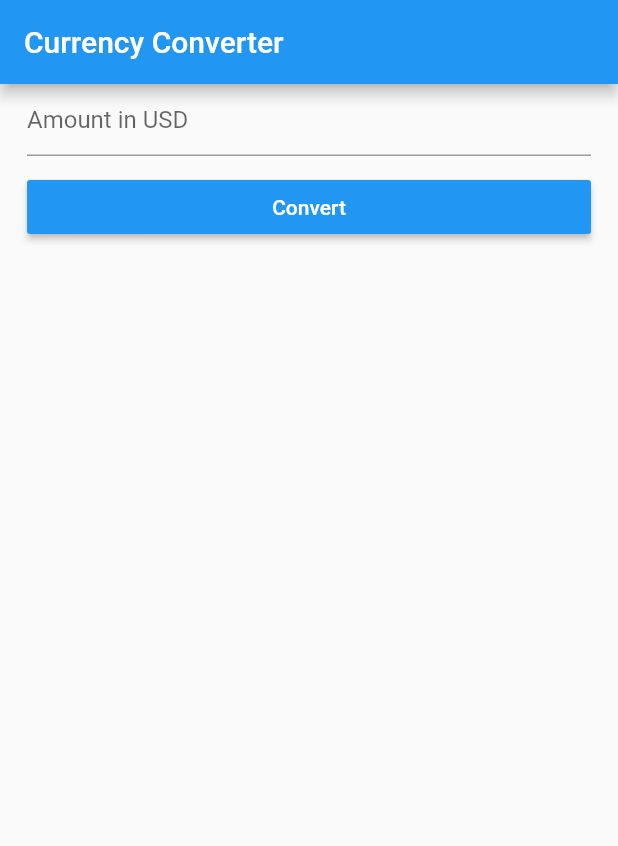
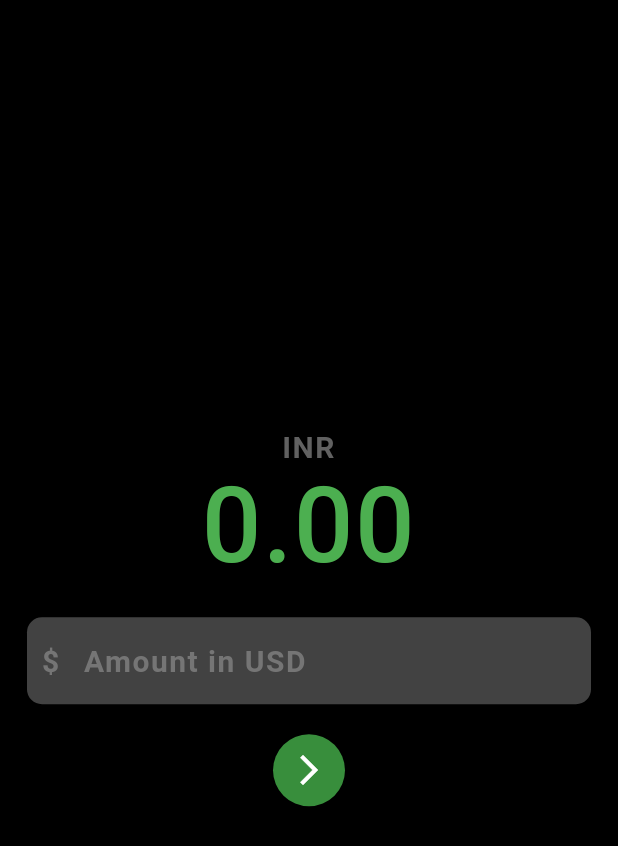
Before and after one commit to uvineet53/currency_converter, a Flutter app: the screen it shows after launch, on a phone screen of 412 x 824 dp. Shown: the top 846 px of the screen. Run offline on Flutter 3.47's test engine with Material 2 defaults, Android fonts, the phone set to English and light mode, and no system bars; our stand-ins replace dio.

Commit message:
App Done

```diff
--- a/lib/backend/models/ratesModel.dart
+++ b/lib/backend/models/ratesModel.dart
@@ -2,7 +2,7 @@ class Rates {
   Rates({
     this.inr,
   });
-  double inr;
+  dynamic inr;
 
   factory Rates.fromJson(Map<String, dynamic> json) => Rates(
         inr: json["INR"],
--- a/lib/frontend/home.dart
+++ b/lib/frontend/home.dart
@@ -9,56 +9,101 @@ class Home extends StatefulWidget {
 
 class _HomeState extends State<Home> {
   final amountController = TextEditingController();
-  String result = '';
+  String result = '0.00';
   CurrencyModel currencyModel;
   @override
   Widget build(BuildContext context) {
     return Scaffold(
-      appBar: AppBar(
-        title: Text("Currency Converter"),
-      ),
-      body: ListView(
+      backgroundColor: Colors.black,
+      body: Center(
+        child: ListView(
           padding: EdgeInsets.symmetric(
             horizontal: 18,
           ),
           shrinkWrap: true,
           children: [
-          TextField(
-            controller: amountController,
-            keyboardType: TextInputType.number,
-            decoration: InputDecoration(
-              hintText: "Amount in USD",
+            Text(
+              "INR",
+              textAlign: TextAlign.center,
+              style: TextStyle(
+                color: Colors.grey[700],
+                fontSize: 20,
+                fontWeight: FontWeight.bold,
+                letterSpacing: 1,
+              ),
+            ),
+            Text(
+              "$result",
+              textAlign: TextAlign.center,
+              style: TextStyle(
+                color: Colors.green,
+                fontSize: 70,
+                fontWeight: FontWeight.w500,
+                letterSpacing: 1,
               ),
             ),
             SizedBox(
-            height: 10,
+              height: 20,
             ),
-          MaterialButton(
-            color: Colors.blue,
+            Container(
+              padding: EdgeInsets.symmetric(
+                horizontal: 10,
+                vertical: 5,
+              ),
+              decoration: BoxDecoration(
+                color: Colors.grey[800],
+                borderRadius: BorderRadius.circular(10),
+              ),
+              child: TextField(
+                controller: amountController,
+                style: TextStyle(
+                  color: Colors.grey[400],
+                  fontSize: 20,
+                  letterSpacing: 1,
+                  fontWeight: FontWeight.bold,
+                ),
+                keyboardType: TextInputType.number,
+                decoration: InputDecoration(
+                  icon: Text(
+                    "\$",
+                    style: TextStyle(
+                      color: Colors.grey[600],
+                      fontSize: 20,
+                      fontWeight: FontWeight.bold,
+                    ),
+                  ),
+                  hintText: "Amount in USD",
+                  hintStyle: TextStyle(color: Colors.grey[600]),
+                  border: InputBorder.none,
+                ),
+              ),
+            ),
+            SizedBox(
+              height: 20,
+            ),
+            Container(
+              decoration: BoxDecoration(
+                shape: BoxShape.circle,
+                color: Colors.green[700],
+              ),
+              child: IconButton(
                 onPressed: () async {
-              currencyModel =
-                  await CurrencyService().getCurrency(amountController.text);
+                  currencyModel = await CurrencyService()
+                      .getCurrency(amountController.text);
                   if (currencyModel != null) {
                     setState(() {
                       result = currencyModel.rates.inr.toString();
                     });
                   }
                 },
-            child: Text(
-              "Convert",
-              style: TextStyle(
+                icon: Icon(
+                  Icons.arrow_forward_ios,
                   color: Colors.white,
                 ),
               ),
             ),
-          SizedBox(
-            height: 10,
+          ],
         ),
-          Text(
-            result,
-            textAlign: TextAlign.center,
-          ),
-        ],
       ),
     );
   }
--- a/pubspec.yaml
+++ b/pubspec.yaml
@@ -25,7 +25,6 @@ dependencies:
     sdk: flutter
   cupertino_icons: ^1.0.2
   dio: ^4.0.0
-  http: ^0.13.1
 
 dev_dependencies:
   flutter_test:
```
Also changed, not shown: pubspec.lock. Lines whose indentation alone changed are shown as unchanged.
